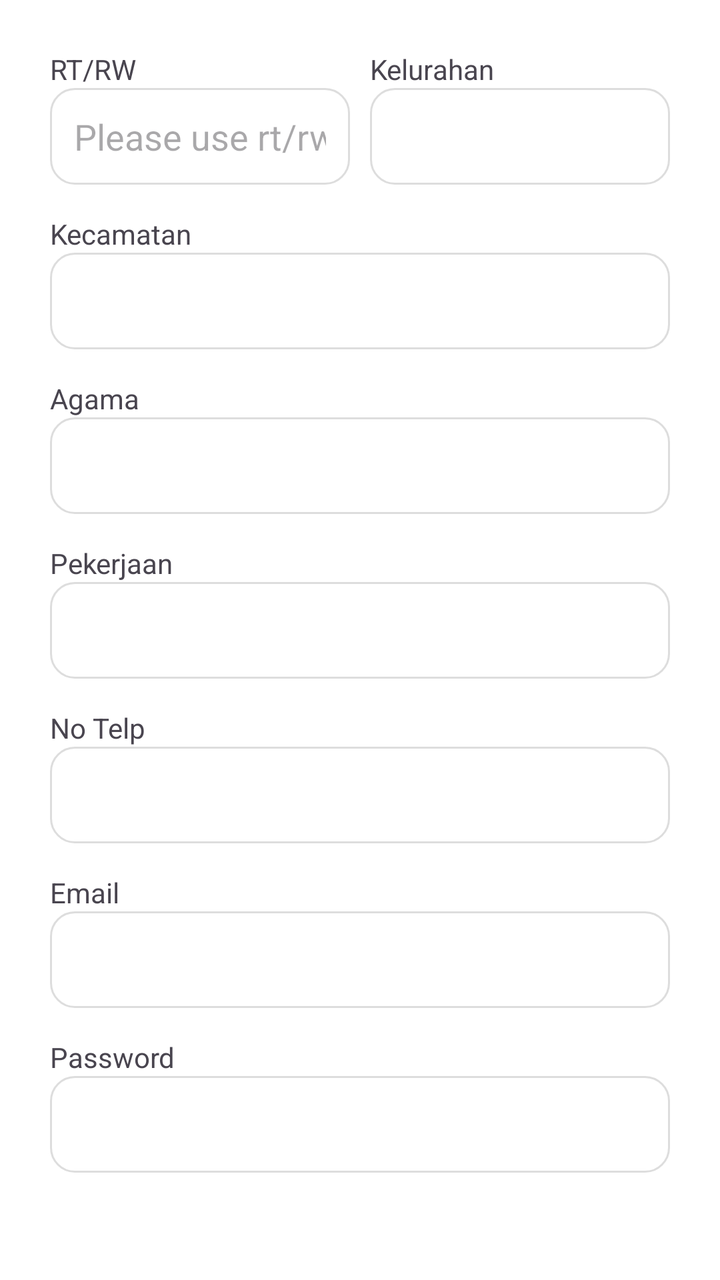
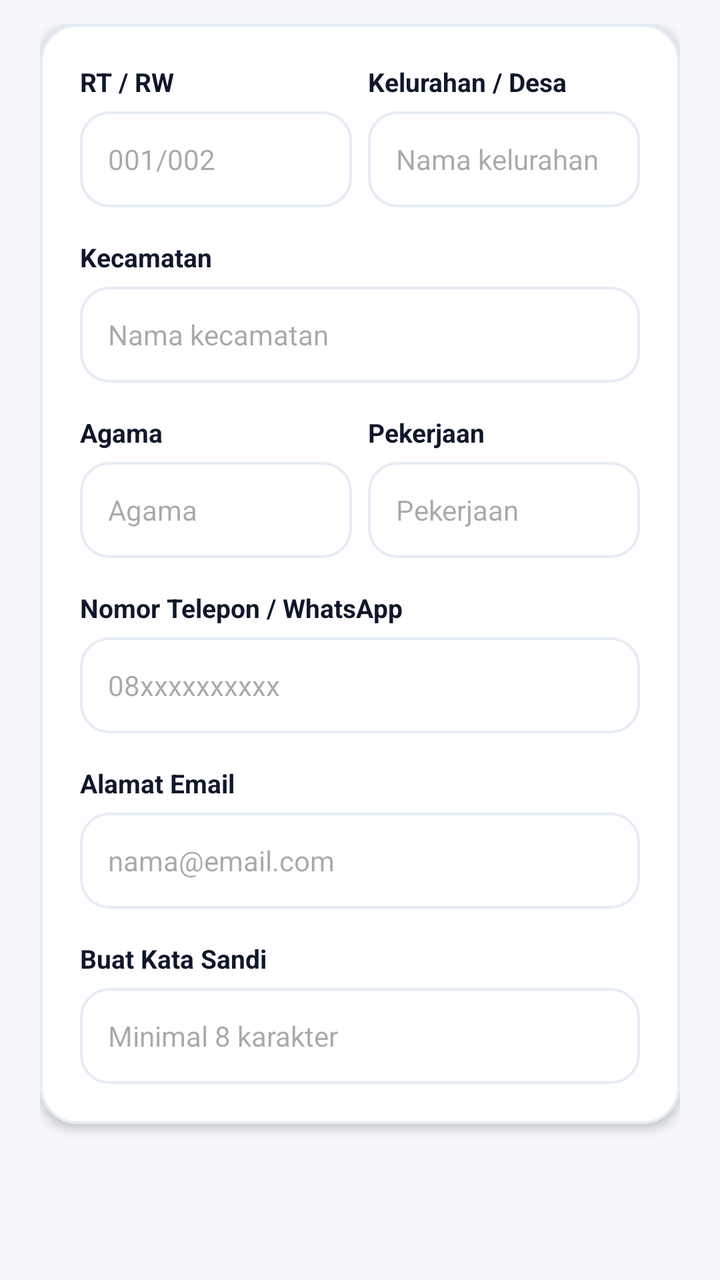

Before-and-after screenshots of an Android layout around one commit, followed by the original layout XML and the change that was made.
<!-- AndroidManifest.xml: application theme Theme.PatientMobileApp -->
<!-- res/layout/fragment_regis2.xml -->
<?xml version="1.0" encoding="utf-8"?>
<androidx.constraintlayout.widget.ConstraintLayout xmlns:android="http://schemas.android.com/apk/res/android"
xmlns:app="http://schemas.android.com/apk/res-auto"
xmlns:tools="http://schemas.android.com/tools"
android:id="@+id/main"
android:layout_width="match_parent"
android:layout_height="match_parent"
android:background="@color/white"
android:padding="25dp"
tools:context=".fragment_regis2">



<LinearLayout
    android:layout_width="match_parent"
    android:layout_height="wrap_content"
    android:orientation="vertical"
    app:layout_constraintEnd_toEndOf="parent"
    app:layout_constraintStart_toStartOf="parent"
    app:layout_constraintTop_toTopOf="parent">

    <LinearLayout
        android:layout_marginBottom="15dp"
        android:orientation="horizontal"
        android:layout_width="wrap_content"
        android:layout_height="wrap_content">
        <LinearLayout
            android:layout_marginRight="10dp"
            android:layout_weight="1"
            android:orientation="vertical"
            android:layout_width="wrap_content"
            android:layout_height="wrap_content">
            <TextView
                android:id="@+id/txtrtrw"
                android:layout_width="match_parent"
                android:layout_height="wrap_content"
                android:text="RT/RW" />

            <EditText
                android:id="@+id/inputrtrw"
                android:layout_width="match_parent"
                android:layout_height="wrap_content"
                android:background="@drawable/form_shape"
                android:ems="10"
                android:hint="Please use rt/rw"
                android:inputType="text" />
        </LinearLayout>

        <LinearLayout
            android:layout_weight="1"
            android:orientation="vertical"
            android:layout_width="wrap_content"
            android:layout_height="wrap_content">

            <TextView
                android:id="@+id/txtdesakel"
                android:layout_width="match_parent"
                android:layout_height="wrap_content"
                android:text="Kelurahan" />
            <EditText
                android:id="@+id/inputdesakel"
                android:layout_width="match_parent"
                android:layout_height="wrap_content"
                android:background="@drawable/form_shape"
                android:ems="10"
                android:inputType="text" />
        </LinearLayout>

    </LinearLayout>
    <TextView
        android:id="@+id/txtkecamatan"
        android:layout_width="match_parent"
        android:layout_height="wrap_content"
        android:text="Kecamatan" />

    <EditText
        android:id="@+id/inputkecamatan"
        android:layout_width="match_parent"
        android:layout_height="wrap_content"
        android:background="@drawable/form_shape"
        android:ems="10"
        android:layout_marginBottom="15dp"
        android:inputType="text" />

    <TextView
        android:id="@+id/txtagama"
        android:layout_width="match_parent"
        android:layout_height="wrap_content"
        android:text="Agama" />

    <EditText
        android:id="@+id/inputagama"
        android:layout_width="match_parent"
        android:layout_height="wrap_content"
        android:background="@drawable/form_shape"
        android:ems="10"
        android:layout_marginBottom="15dp"
        android:inputType="text" />


    <TextView
        android:id="@+id/txtpekerjaan"
        android:layout_width="match_parent"
        android:layout_height="wrap_content"
        android:text="Pekerjaan" />

    <EditText
        android:id="@+id/inputpekerjaan"
        android:layout_width="match_parent"
        android:layout_height="wrap_content"
        android:background="@drawable/form_shape"
        android:ems="10"
        android:layout_marginBottom="15dp"
        android:inputType="text" />

    <TextView
        android:id="@+id/txtnotelp"
        android:layout_width="match_parent"
        android:layout_height="wrap_content"
        android:text="No Telp" />

    <EditText
        android:id="@+id/inputnotelp"
        android:layout_width="match_parent"
        android:layout_height="wrap_content"
        android:layout_marginBottom="15dp"
        android:background="@drawable/form_shape"
        android:ems="10"
        android:inputType="text" />

    <TextView
        android:id="@+id/txtemail"
        android:layout_width="match_parent"
        android:layout_height="wrap_content"
        android:text="Email" />

    <EditText
        android:id="@+id/inputemail"
        android:layout_width="match_parent"
        android:layout_height="wrap_content"
        android:layout_marginBottom="15dp"
        android:background="@drawable/form_shape"
        android:ems="10"
        android:inputType="text" />

    <TextView
        android:id="@+id/txtpassword"
        android:layout_width="match_parent"
        android:layout_height="wrap_content"
        android:text="Password" />

    <EditText
        android:id="@+id/inputpassword"
        android:layout_width="match_parent"
        android:layout_height="wrap_content"
        android:layout_marginBottom="15dp"
        android:background="@drawable/form_shape"
        android:ems="10"
        android:inputType="text" />

</LinearLayout>
</androidx.constraintlayout.widget.ConstraintLayout>
<!-- resources referenced by this layout -->
<resources>
  <color name="white">#FFFFFFFF</color>
  <!-- drawable form_shape (drawable) -->
  <?xml version="1.0" encoding="utf-8"?>
  <shape xmlns:android="http://schemas.android.com/apk/res/android"
      android:shape="rectangle">
  
      
      <solid android:color="@android:color/white" />
  
      
      <stroke
          android:width="1dp"
          android:color="#DDDDDD" />
  
      
      <corners android:radius="12dp" />
  
      
      <padding
          android:left="12dp"
          android:top="12dp"
          android:right="12dp"
          android:bottom="12dp" />
  </shape>
  <style name="Theme.PatientMobileApp" parent="Base.Theme.PatientMobileApp" />
  <style name="Base.Theme.PatientMobileApp" parent="Theme.Material3.DayNight.NoActionBar">
          
          <item name="colorPrimary">@color/biruTua</item>
          <item name="actionBarTheme">@style/ThemeOverlay.Material3.ActionBar</item>
          <item name="android:windowBackground">@color/abu</item>
          <item name="android:forceDarkAllowed" tools:targetApi="q">false</item>
      </style>
  <color name="biruTua">#252F4A</color>
  <color name="abu">#F0F4F8</color>
</resources>

<!-- the commit's change to res/layout/fragment_regis2.xml (unified diff, before → after) -->
@@ -1,162 +1,264 @@
 <?xml version="1.0" encoding="utf-8"?>
 <androidx.constraintlayout.widget.ConstraintLayout xmlns:android="http://schemas.android.com/apk/res/android"
-xmlns:app="http://schemas.android.com/apk/res-auto"
-xmlns:tools="http://schemas.android.com/tools"
-android:id="@+id/main"
-android:layout_width="match_parent"
-android:layout_height="match_parent"
-android:background="@color/white"
-android:padding="25dp"
-tools:context=".fragment_regis2">
-
-
-
-<LinearLayout
+    xmlns:app="http://schemas.android.com/apk/res-auto"
+    xmlns:tools="http://schemas.android.com/tools"
+    android:id="@+id/main"
     android:layout_width="match_parent"
-    android:layout_height="wrap_content"
-    android:orientation="vertical"
-    app:layout_constraintEnd_toEndOf="parent"
-    app:layout_constraintStart_toStartOf="parent"
-    app:layout_constraintTop_toTopOf="parent">
-
-    <LinearLayout
-        android:layout_marginBottom="15dp"
-        android:orientation="horizontal"
-        android:layout_width="wrap_content"
-        android:layout_height="wrap_content">
+    android:layout_height="match_parent"
+    android:background="@color/bg_main"
+    tools:context=".fragment_regis2">
+
+    <ScrollView
+        android:layout_width="match_parent"
+        android:layout_height="match_parent"
+        android:fillViewport="true"
+        android:overScrollMode="ifContentScrolls"
+        android:scrollbars="none"
+        app:layout_constraintBottom_toBottomOf="parent"
+        app:layout_constraintEnd_toEndOf="parent"
+        app:layout_constraintStart_toStartOf="parent"
+        app:layout_constraintTop_toTopOf="parent">
+
         <LinearLayout
-            android:layout_marginRight="10dp"
-            android:layout_weight="1"
+            android:layout_width="match_parent"
+            android:layout_height="wrap_content"
             android:orientation="vertical"
-            android:layout_width="wrap_content"
-            android:layout_height="wrap_content">
-            <TextView
-                android:id="@+id/txtrtrw"
+            android:paddingHorizontal="20dp"
+            android:paddingTop="12dp"
+            android:paddingBottom="24dp">
+
+            <LinearLayout
                 android:layout_width="match_parent"
                 android:layout_height="wrap_content"
-                android:text="RT/RW" />
-
-            <EditText
-                android:id="@+id/inputrtrw"
-                android:layout_width="match_parent"
-                android:layout_height="wrap_content"
-                android:background="@drawable/form_shape"
-                android:ems="10"
-                android:hint="Please use rt/rw"
-                android:inputType="text" />
+                android:background="@drawable/shape_bulletin_card"
+                android:elevation="3dp"
+                android:orientation="vertical"
+                android:padding="20dp">
+
+                
+                <LinearLayout
+                    android:layout_width="match_parent"
+                    android:layout_height="wrap_content"
+                    android:layout_marginBottom="16dp"
+                    android:orientation="horizontal">
+
+                    <LinearLayout
+                        android:layout_width="0dp"
+                        android:layout_height="wrap_content"
+                        android:layout_marginEnd="8dp"
+                        android:layout_weight="1"
+                        android:orientation="vertical">
+
+                        <TextView
+                            android:id="@+id/txtrtrw"
+                            android:layout_width="match_parent"
+                            android:layout_height="wrap_content"
+                            android:layout_marginBottom="6dp"
+                            android:text="RT / RW"
+                            android:textColor="@color/textPrimary"
+                            android:textSize="13sp"
+                            android:textStyle="bold" />
+
+                        <EditText
+                            android:id="@+id/inputrtrw"
+                            android:layout_width="match_parent"
+                            android:layout_height="48dp"
+                            android:background="@drawable/shape_header_action_btn"
+                            android:hint="001/002"
+                            android:inputType="text"
+                            android:paddingHorizontal="14dp"
+                            android:textColor="@color/textPrimary"
+                            android:textSize="14sp" />
+                    </LinearLayout>
+
+                    <LinearLayout
+                        android:layout_width="0dp"
+                        android:layout_height="wrap_content"
+                        android:layout_weight="1"
+                        android:orientation="vertical">
+
+                        <TextView
+                            android:id="@+id/txtdesakel"
+                            android:layout_width="match_parent"
+                            android:layout_height="wrap_content"
+                            android:layout_marginBottom="6dp"
+                            android:text="Kelurahan / Desa"
+                            android:textColor="@color/textPrimary"
+                            android:textSize="13sp"
+                            android:textStyle="bold" />
+
+                        <EditText
+                            android:id="@+id/inputdesakel"
+                            android:layout_width="match_parent"
+                            android:layout_height="48dp"
+                            android:background="@drawable/shape_header_action_btn"
+                            android:hint="Nama kelurahan"
+                            android:inputType="text"
+                            android:paddingHorizontal="14dp"
+                            android:textColor="@color/textPrimary"
+                            android:textSize="14sp" />
+                    </LinearLayout>
+                </LinearLayout>
+
+                
+                <TextView
+                    android:id="@+id/txtkecamatan"
+                    android:layout_width="match_parent"
+                    android:layout_height="wrap_content"
+                    android:layout_marginBottom="6dp"
+                    android:text="Kecamatan"
+                    android:textColor="@color/textPrimary"
+                    android:textSize="13sp"
+                    android:textStyle="bold" />
+
+                <EditText
+                    android:id="@+id/inputkecamatan"
+                    android:layout_width="match_parent"
+                    android:layout_height="48dp"
+                    android:layout_marginBottom="16dp"
+                    android:background="@drawable/shape_header_action_btn"
+                    android:hint="Nama kecamatan"
+                    android:inputType="text"
+                    android:paddingHorizontal="14dp"
+                    android:textColor="@color/textPrimary"
+                    android:textSize="14sp" />
+
+                
+                <LinearLayout
+                    android:layout_width="match_parent"
+                    android:layout_height="wrap_content"
+                    android:layout_marginBottom="16dp"
+                    android:orientation="horizontal">
+
+                    <LinearLayout
+                        android:layout_width="0dp"
+                        android:layout_height="wrap_content"
+                        android:layout_marginEnd="8dp"
+                        android:layout_weight="1"
+                        android:orientation="vertical">
+
+                        <TextView
+                            android:id="@+id/txtagama"
+                            android:layout_width="match_parent"
+                            android:layout_height="wrap_content"
+                            android:layout_marginBottom="6dp"
+                            android:text="Agama"
+                            android:textColor="@color/textPrimary"
+                            android:textSize="13sp"
+                            android:textStyle="bold" />
+
+                        <EditText
+                            android:id="@+id/inputagama"
+                            android:layout_width="match_parent"
+                            android:layout_height="48dp"
+                            android:background="@drawable/shape_header_action_btn"
+                            android:hint="Agama"
+                            android:inputType="text"
+                            android:paddingHorizontal="14dp"
+                            android:textColor="@color/textPrimary"
+                            android:textSize="14sp" />
+                    </LinearLayout>
+
+                    <LinearLayout
+                        android:layout_width="0dp"
+                        android:layout_height="wrap_content"
+                        android:layout_weight="1"
+                        android:orientation="vertical">
+
+                        <TextView
+                            android:id="@+id/txtpekerjaan"
+                            android:layout_width="match_parent"
+                            android:layout_height="wrap_content"
+                            android:layout_marginBottom="6dp"
+                            android:text="Pekerjaan"
+                            android:textColor="@color/textPrimary"
+                            android:textSize="13sp"
+                            android:textStyle="bold" />
+
+                        <EditText
+                            android:id="@+id/inputpekerjaan"
+                            android:layout_width="match_parent"
+                            android:layout_height="48dp"
+                            android:background="@drawable/shape_header_action_btn"
+                            android:hint="Pekerjaan"
+                            android:inputType="text"
+                            android:paddingHorizontal="14dp"
+                            android:textColor="@color/textPrimary"
+                            android:textSize="14sp" />
+                    </LinearLayout>
+                </LinearLayout>
+
+                
+                <TextView
+                    android:id="@+id/txtnotelp"
+                    android:layout_width="match_parent"
+                    android:layout_height="wrap_content"
+                    android:layout_marginBottom="6dp"
+                    android:text="Nomor Telepon / WhatsApp"
+                    android:textColor="@color/textPrimary"
+                    android:textSize="13sp"
+                    android:textStyle="bold" />
+
+                <EditText
+                    android:id="@+id/inputnotelp"
+                    android:layout_width="match_parent"
+                    android:layout_height="48dp"
+                    android:layout_marginBottom="16dp"
+                    android:background="@drawable/shape_header_action_btn"
+                    android:hint="08xxxxxxxxxx"
+                    android:inputType="phone"
+                    android:paddingHorizontal="14dp"
+                    android:textColor="@color/textPrimary"
+                    android:textSize="14sp" />
+
+                
+                <TextView
+                    android:id="@+id/txtemail"
+                    android:layout_width="match_parent"
+                    android:layout_height="wrap_content"
+                    android:layout_marginBottom="6dp"
+                    android:text="Alamat Email"
+                    android:textColor="@color/textPrimary"
+                    android:textSize="13sp"
+                    android:textStyle="bold" />
+
+                <EditText
+                    android:id="@+id/inputemail"
+                    android:layout_width="match_parent"
+                    android:layout_height="48dp"
+                    android:layout_marginBottom="16dp"
+                    android:background="@drawable/shape_header_action_btn"
+                    android:hint="nama@email.com"
+                    android:inputType="textEmailAddress"
+                    android:paddingHorizontal="14dp"
+                    android:textColor="@color/textPrimary"
+                    android:textSize="14sp" />
+
+                
+                <TextView
+                    android:id="@+id/txtpassword"
+                    android:layout_width="match_parent"
+                    android:layout_height="wrap_content"
+                    android:layout_marginBottom="6dp"
+                    android:text="Buat Kata Sandi"
+                    android:textColor="@color/textPrimary"
+                    android:textSize="13sp"
+                    android:textStyle="bold" />
+
+                <EditText
+                    android:id="@+id/inputpassword"
+                    android:layout_width="match_parent"
+                    android:layout_height="48dp"
+                    android:background="@drawable/shape_header_action_btn"
+                    android:hint="Minimal 8 karakter"
+                    android:inputType="textPassword"
+                    android:paddingHorizontal="14dp"
+                    android:textColor="@color/textPrimary"
+                    android:textSize="14sp" />
+
+            </LinearLayout>
+
         </LinearLayout>
-
-        <LinearLayout
-            android:layout_weight="1"
-            android:orientation="vertical"
-            android:layout_width="wrap_content"
-            android:layout_height="wrap_content">
-
-            <TextView
-                android:id="@+id/txtdesakel"
-                android:layout_width="match_parent"
-                android:layout_height="wrap_content"
-                android:text="Kelurahan" />
-            <EditText
-                android:id="@+id/inputdesakel"
-                android:layout_width="match_parent"
-                android:layout_height="wrap_content"
-                android:background="@drawable/form_shape"
-                android:ems="10"
-                android:inputType="text" />
-        </LinearLayout>
-
-    </LinearLayout>
-    <TextView
-        android:id="@+id/txtkecamatan"
-        android:layout_width="match_parent"
-        android:layout_height="wrap_content"
-        android:text="Kecamatan" />
-
-    <EditText
-        android:id="@+id/inputkecamatan"
-        android:layout_width="match_parent"
-        android:layout_height="wrap_content"
-        android:background="@drawable/form_shape"
-        android:ems="10"
-        android:layout_marginBottom="15dp"
-        android:inputType="text" />
-
-    <TextView
-        android:id="@+id/txtagama"
-        android:layout_width="match_parent"
-        android:layout_height="wrap_content"
-        android:text="Agama" />
-
-    <EditText
-        android:id="@+id/inputagama"
-        android:layout_width="match_parent"
-        android:layout_height="wrap_content"
-        android:background="@drawable/form_shape"
-        android:ems="10"
-        android:layout_marginBottom="15dp"
-        android:inputType="text" />
-
-
-    <TextView
-        android:id="@+id/txtpekerjaan"
-        android:layout_width="match_parent"
-        android:layout_height="wrap_content"
-        android:text="Pekerjaan" />
-
-    <EditText
-        android:id="@+id/inputpekerjaan"
-        android:layout_width="match_parent"
-        android:layout_height="wrap_content"
-        android:background="@drawable/form_shape"
-        android:ems="10"
-        android:layout_marginBottom="15dp"
-        android:inputType="text" />
-
-    <TextView
-        android:id="@+id/txtnotelp"
-        android:layout_width="match_parent"
-        android:layout_height="wrap_content"
-        android:text="No Telp" />
-
-    <EditText
-        android:id="@+id/inputnotelp"
-        android:layout_width="match_parent"
-        android:layout_height="wrap_content"
-        android:layout_marginBottom="15dp"
-        android:background="@drawable/form_shape"
-        android:ems="10"
-        android:inputType="text" />
-
-    <TextView
-        android:id="@+id/txtemail"
-        android:layout_width="match_parent"
-        android:layout_height="wrap_content"
-        android:text="Email" />
-
-    <EditText
-        android:id="@+id/inputemail"
-        android:layout_width="match_parent"
-        android:layout_height="wrap_content"
-        android:layout_marginBottom="15dp"
-        android:background="@drawable/form_shape"
-        android:ems="10"
-        android:inputType="text" />
-
-    <TextView
-        android:id="@+id/txtpassword"
-        android:layout_width="match_parent"
-        android:layout_height="wrap_content"
-        android:text="Password" />
-
-    <EditText
-        android:id="@+id/inputpassword"
-        android:layout_width="match_parent"
-        android:layout_height="wrap_content"
-        android:layout_marginBottom="15dp"
-        android:background="@drawable/form_shape"
-        android:ems="10"
-        android:inputType="text" />
-
-</LinearLayout>
+    </ScrollView>
+
 </androidx.constraintlayout.widget.ConstraintLayout>
<!-- resource entries referenced after the edit -->
@@ -1,38 +1,46 @@
 <!-- resources referenced by this layout -->
 <resources>
+  <color name="bg_main">#F6F8FC</color>
+  <color name="textPrimary">#0F172A</color>
+  <!-- drawable shape_bulletin_card (drawable) -->
+  <?xml version="1.0" encoding="utf-8"?>
+  <ripple xmlns:android="http://schemas.android.com/apk/res/android"
+      android:color="#152563EB">
+      <item>
+          <shape android:shape="rectangle">
+              <solid android:color="@color/card_bg_pure" />
+              <corners android:radius="18dp" />
+              <stroke
+                  android:width="1.2dp"
+                  android:color="@color/card_stroke" />
+          </shape>
+      </item>
+  </ripple>
+  <!-- drawable shape_header_action_btn (drawable) -->
+  <?xml version="1.0" encoding="utf-8"?>
+  <ripple xmlns:android="http://schemas.android.com/apk/res/android"
+      android:color="#201167FE">
+      <item>
+          <shape android:shape="rectangle">
+              <solid android:color="@color/white" />
+              <corners android:radius="14dp" />
+              <stroke
+                  android:width="1.2dp"
+                  android:color="@color/card_stroke" />
+          </shape>
+      </item>
+  </ripple>
   <color name="white">#FFFFFFFF</color>
-  <!-- drawable form_shape (drawable) -->
-  <?xml version="1.0" encoding="utf-8"?>
-  <shape xmlns:android="http://schemas.android.com/apk/res/android"
-      android:shape="rectangle">
-  
-      
-      <solid android:color="@android:color/white" />
-  
-      
-      <stroke
-          android:width="1dp"
-          android:color="#DDDDDD" />
-  
-      
-      <corners android:radius="12dp" />
-  
-      
-      <padding
-          android:left="12dp"
-          android:top="12dp"
-          android:right="12dp"
-          android:bottom="12dp" />
-  </shape>
   <style name="Theme.PatientMobileApp" parent="Base.Theme.PatientMobileApp" />
+  <color name="card_bg_pure">#FFFFFF</color>
+  <color name="card_stroke">#E6ECF5</color>
   <style name="Base.Theme.PatientMobileApp" parent="Theme.Material3.DayNight.NoActionBar">
           
-          <item name="colorPrimary">@color/biruTua</item>
+          <item name="colorPrimary">@color/biruNeon</item>
           <item name="actionBarTheme">@style/ThemeOverlay.Material3.ActionBar</item>
-          <item name="android:windowBackground">@color/abu</item>
+          <item name="android:windowBackground">@color/bg_main</item>
           <item name="android:forceDarkAllowed" tools:targetApi="q">false</item>
       </style>
-  <color name="biruTua">#252F4A</color>
-  <color name="abu">#F0F4F8</color>
+  <color name="biruNeon">#1167FE</color>
 </resources>
 
